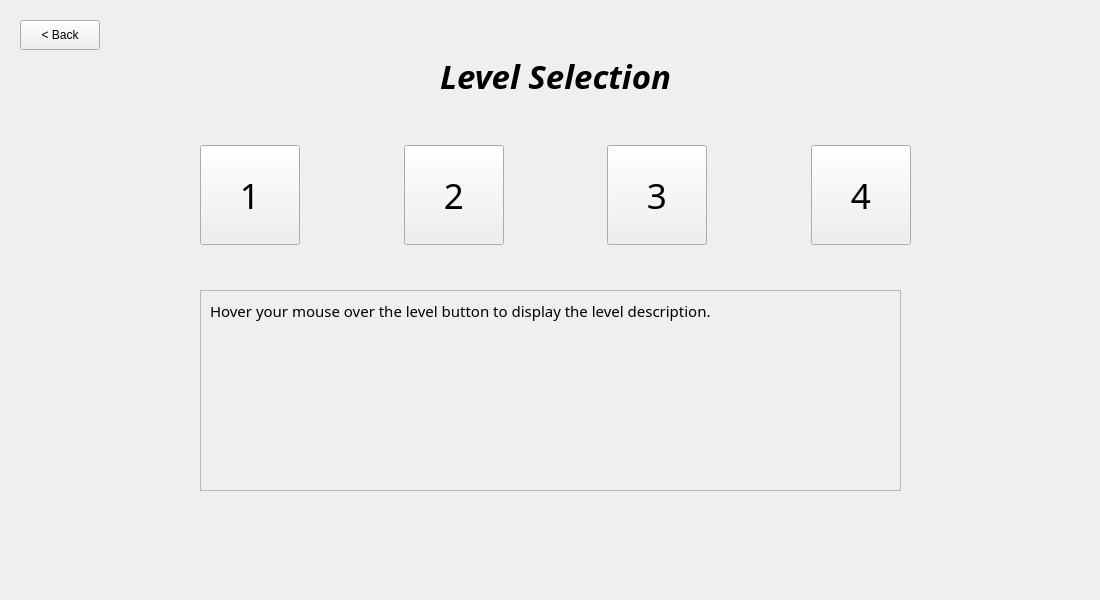
Old version of the form mainwindow.ui in the repository UofU-CS3505/cs3505-CodeQuest.
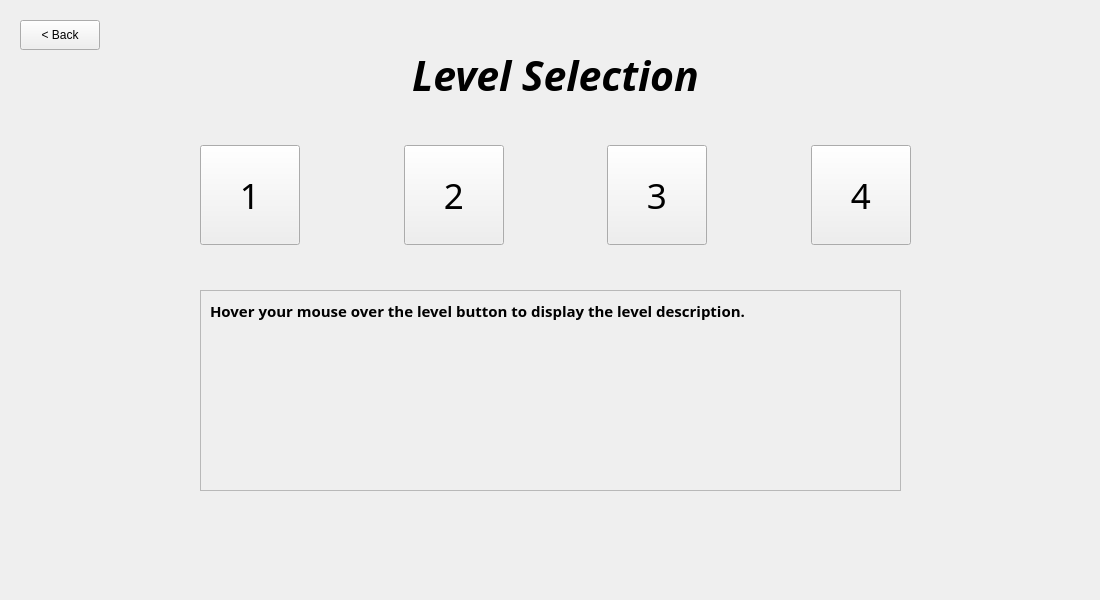
New version of the form. Custom widgets are drawn as their Qt base class.

Commit message: change level selection ui style

What changed in the file:
```diff
--- a/mainwindow.ui
+++ b/mainwindow.ui
@@ -178,16 +178,16 @@
      <widget class="QLabel" name="levelSelectionLabel">
       <property name="geometry">
        <rect>
-        <x>420</x>
+        <x>400</x>
         <y>40</y>
-        <width>271</width>
+        <width>311</width>
         <height>71</height>
        </rect>
       </property>
       <property name="font">
        <font>
         <family>Monotype Corsiva</family>
-        <pointsize>25</pointsize>
+        <pointsize>31</pointsize>
         <italic>true</italic>
         <bold>true</bold>
        </font>
@@ -545,6 +545,7 @@
         <font>
          <family>MV Boli</family>
          <pointsize>11</pointsize>
+         <bold>true</bold>
         </font>
        </property>
        <property name="text">
```
The commit also changes 1 other file.
